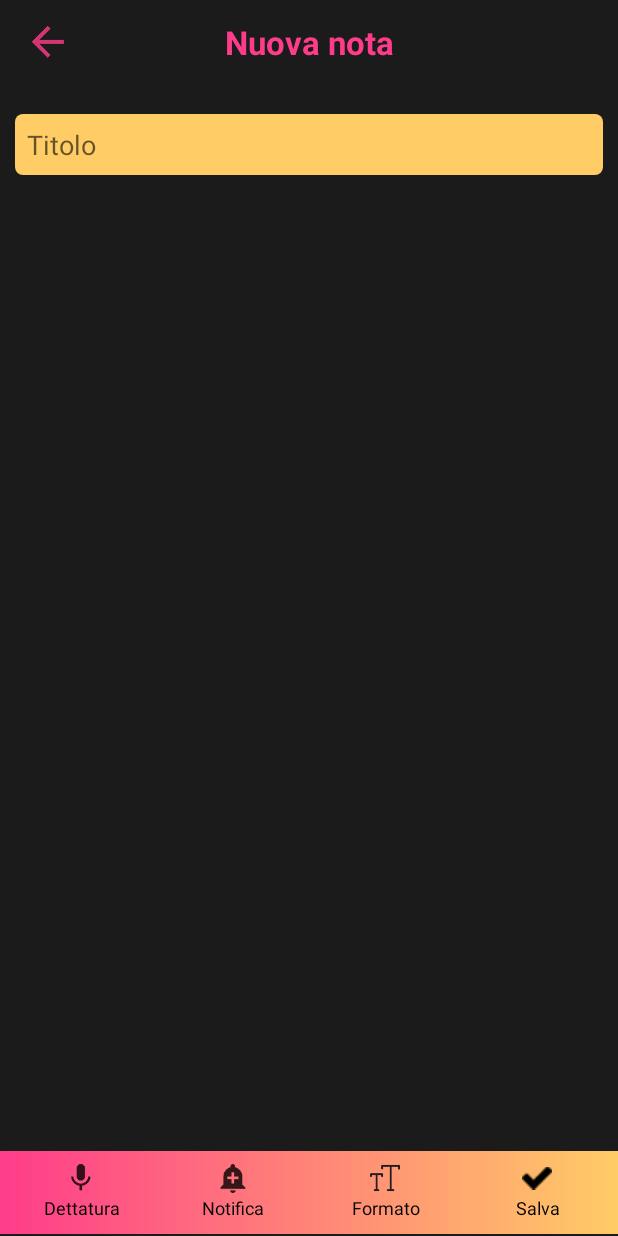
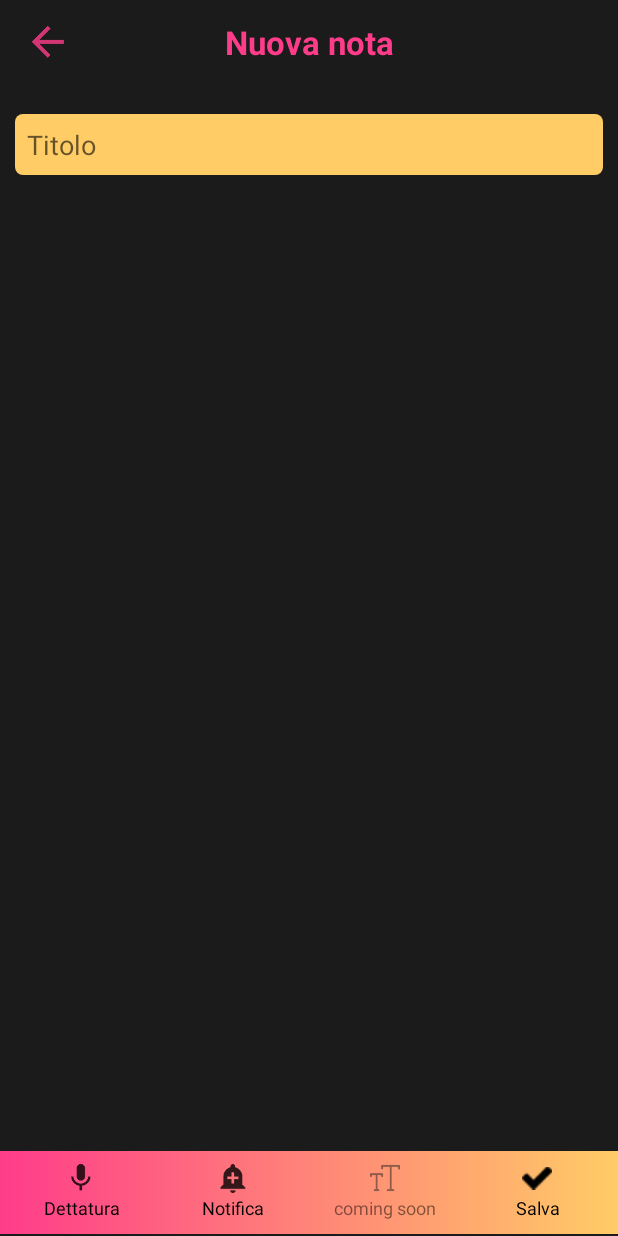
Before and after one commit to AngeloFaella/memo_app, an Android app: the screen it shows after launch (AddNoteActivity), after a tap on an icon or button, on a phone screen of 412 x 824 dp. Run offline under Robolectric (Android 15) with nearby library versions, the light colour scheme and no system bars.

Commit message:
Removed unfinished features from master branch

```diff
--- a/app/src/main/java/memo/memoapp/view/AddNoteView.java
+++ b/app/src/main/java/memo/memoapp/view/AddNoteView.java
@@ -107,7 +107,7 @@ public class AddNoteView extends AbstractView {
             }
         });
 
-        // text formatting
+        /* text formatting
         final View formatLayout = root.findViewById(R.id.text_shortcut);
         final View format = root.findViewById(R.id.shortcut_format);
         format.setOnClickListener(new View.OnClickListener() {
@@ -118,7 +118,7 @@ public class AddNoteView extends AbstractView {
                 // show html shortcuts
                 circleAnimation(c[0],c[1], MODE_REVEAL,formatLayout);
             }
-        });
+        }); */
         // add reminder
         View reminder = root.findViewById(R.id.shortcut_notification);
         reminder.setOnClickListener(new View.OnClickListener() {
@@ -142,7 +142,7 @@ public class AddNoteView extends AbstractView {
         });
 
         //set up html shortcuts
-        initHTMLshortcuts(formatLayout);
+        //initHTMLshortcuts(formatLayout);
     }
 
     private void initHTMLshortcuts(final View formatLayout){
--- a/app/src/main/java/memo/memoapp/view/HomeView.java
+++ b/app/src/main/java/memo/memoapp/view/HomeView.java
@@ -55,8 +55,8 @@ public class HomeView extends AbstractView implements Observer, ItemOnTouchListe
         final Toolbar myToolbar=(Toolbar)root.findViewById(R.id.toolbar_home);
         controller.setSupportActionBar(myToolbar);
         controller.getSupportActionBar().setDisplayShowTitleEnabled(false);
-        controller.getSupportActionBar().setDisplayHomeAsUpEnabled(true);
-        controller.getSupportActionBar().setHomeAsUpIndicator(R.drawable.icon_menu);
+        /*controller.getSupportActionBar().setDisplayHomeAsUpEnabled(true);
+        controller.getSupportActionBar().setHomeAsUpIndicator(R.drawable.icon_menu);*/
 
         //new note
         FloatingActionButton fab = (FloatingActionButton)root.findViewById(R.id.fab_newNote);
--- a/app/src/main/res/layout/note_shortcut_v2.xml
+++ b/app/src/main/res/layout/note_shortcut_layout.xml
@@ -92,6 +92,7 @@
                 android:id="@+id/icon_format"
                 android:layout_width="25dp"
                 android:layout_height="20dp"
+                android:alpha="0.5"
                 android:src="@drawable/icon_format"
                 app:layout_constraintLeft_toLeftOf="parent"
                 app:layout_constraintRight_toRightOf="parent"
@@ -102,7 +103,8 @@
                 android:layout_width="0dp"
                 android:layout_height="wrap_content"
                 android:textAppearance="@style/smallBlackText"
-                android:text="@string/format"
+                android:alpha="0.5"
+                android:text="coming soon"
                 android:textAlignment="center"
                 app:layout_constraintTop_toBottomOf="@id/icon_format"
                 android:layout_marginTop="1dp"
--- a/app/src/main/res/layout/shortcut_bar_layout.xml
+++ b/app/src/main/res/layout/shortcut_bar_layout.xml
@@ -4,7 +4,7 @@
     android:layout_width="match_parent"
     android:layout_height="wrap_content">
 
-    <include layout="@layout/note_shortcut_v2"
+    <include layout="@layout/note_shortcut_layout"
         android:id="@+id/note_shortcut_layout"
         android:layout_height="wrap_content"
         android:layout_width="match_parent"
```
